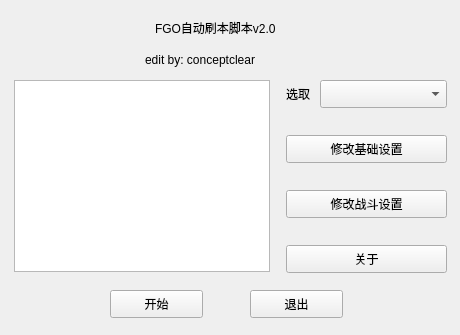
Before: the Qt Designer form qt_fgo_main.ui in conceptclear/gamescript, drawn with Qt 5.
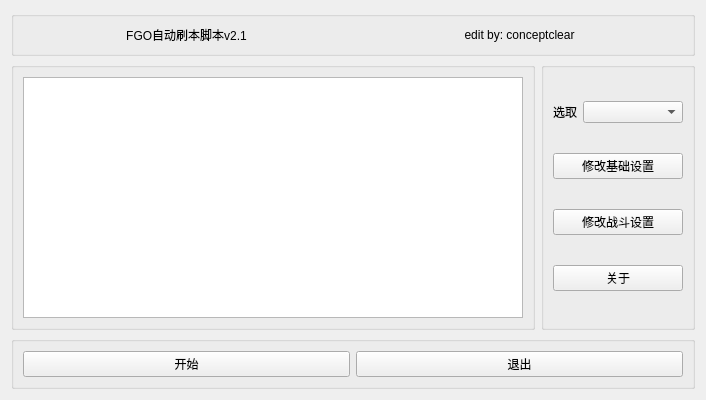
After: the same form once the commit is applied.

What changed in the file:
```diff
--- a/qt_fgo_main.ui
+++ b/qt_fgo_main.ui
@@ -6,137 +6,166 @@
    <rect>
     <x>0</x>
     <y>0</y>
-    <width>460</width>
-    <height>335</height>
+    <width>694</width>
+    <height>400</height>
    </rect>
   </property>
+  <property name="minimumSize">
+   <size>
+    <width>0</width>
+    <height>400</height>
+   </size>
+  </property>
   <property name="windowTitle">
    <string>FGO自动刷本脚本v2.0</string>
   </property>
+  <layout class="QGridLayout" name="gridLayout_4">
+   <item row="0" column="0" colspan="2">
+    <widget class="QGroupBox" name="groupBox">
+     <property name="styleSheet">
+      <string notr="true"/>
+     </property>
+     <property name="title">
+      <string/>
+     </property>
+     <layout class="QGridLayout" name="gridLayout_3">
+      <item row="0" column="0">
   <widget class="QLabel" name="label">
-   <property name="geometry">
-    <rect>
-     <x>155</x>
-     <y>20</y>
-     <width>150</width>
-     <height>16</height>
-    </rect>
+        <property name="layoutDirection">
+         <enum>Qt::LeftToRight</enum>
    </property>
    <property name="text">
-    <string>FGO自动刷本脚本v2.0</string>
-   </property>
-  </widget>
+         <string>FGO自动刷本脚本v2.1</string>
+        </property>
+        <property name="alignment">
+         <set>Qt::AlignCenter</set>
+        </property>
+       </widget>
+      </item>
+      <item row="0" column="1">
+       <widget class="QLabel" name="label_3">
+        <property name="text">
+         <string>edit by: conceptclear</string>
+        </property>
+        <property name="alignment">
+         <set>Qt::AlignCenter</set>
+        </property>
+       </widget>
+      </item>
+     </layout>
+    </widget>
+   </item>
+   <item row="1" column="0">
+    <widget class="QGroupBox" name="groupBox_3">
+     <property name="styleSheet">
+      <string notr="true"/>
+     </property>
+     <property name="title">
+      <string/>
+     </property>
+     <layout class="QGridLayout" name="gridLayout_2">
+      <item row="0" column="0">
+       <widget class="QTextBrowser" name="textBrowser">
+        <property name="minimumSize">
+         <size>
+          <width>500</width>
+          <height>200</height>
+         </size>
+        </property>
+       </widget>
+      </item>
+     </layout>
+    </widget>
+   </item>
+   <item row="1" column="1">
+    <widget class="QGroupBox" name="groupBox_2">
+     <property name="title">
+      <string/>
+     </property>
+     <layout class="QGridLayout" name="gridLayout">
+      <item row="0" column="0">
+       <widget class="QLabel" name="label_2">
+        <property name="text">
+         <string>选取</string>
+        </property>
+       </widget>
+      </item>
+      <item row="0" column="1">
+       <widget class="QComboBox" name="comboBox">
+        <property name="minimumSize">
+         <size>
+          <width>100</width>
+          <height>20</height>
+         </size>
+        </property>
+       </widget>
+      </item>
+      <item row="1" column="0" colspan="2">
   <widget class="QPushButton" name="pushButton">
-   <property name="geometry">
-    <rect>
-     <x>286</x>
-     <y>135</y>
-     <width>161</width>
-     <height>28</height>
-    </rect>
+        <property name="minimumSize">
+         <size>
+          <width>0</width>
+          <height>20</height>
+         </size>
    </property>
    <property name="text">
     <string>修改基础设置</string>
    </property>
   </widget>
+      </item>
+      <item row="2" column="0" colspan="2">
   <widget class="QPushButton" name="pushButton_2">
-   <property name="geometry">
-    <rect>
-     <x>286</x>
-     <y>190</y>
-     <width>161</width>
-     <height>28</height>
-    </rect>
+        <property name="minimumSize">
+         <size>
+          <width>0</width>
+          <height>20</height>
+         </size>
    </property>
    <property name="text">
     <string>修改战斗设置</string>
    </property>
   </widget>
+      </item>
+      <item row="3" column="0" colspan="2">
   <widget class="QPushButton" name="pushButton_3">
-   <property name="geometry">
-    <rect>
-     <x>286</x>
-     <y>245</y>
-     <width>161</width>
-     <height>28</height>
-    </rect>
+        <property name="minimumSize">
+         <size>
+          <width>0</width>
+          <height>20</height>
+         </size>
    </property>
    <property name="text">
     <string>关于</string>
    </property>
   </widget>
-  <widget class="QTextBrowser" name="textBrowser">
-   <property name="geometry">
-    <rect>
-     <x>14</x>
-     <y>80</y>
-     <width>256</width>
-     <height>192</height>
-    </rect>
-   </property>
-  </widget>
-  <widget class="QLabel" name="label_2">
-   <property name="geometry">
-    <rect>
-     <x>286</x>
-     <y>80</y>
-     <width>31</width>
-     <height>28</height>
-    </rect>
-   </property>
-   <property name="text">
-    <string>选取</string>
-   </property>
-  </widget>
-  <widget class="QComboBox" name="comboBox">
-   <property name="geometry">
-    <rect>
-     <x>320</x>
-     <y>80</y>
-     <width>127</width>
-     <height>28</height>
-    </rect>
-   </property>
-  </widget>
-  <widget class="QLabel" name="label_3">
-   <property name="geometry">
-    <rect>
-     <x>145</x>
-     <y>50</y>
-     <width>170</width>
-     <height>20</height>
-    </rect>
-   </property>
-   <property name="text">
-    <string>edit by: conceptclear</string>
-   </property>
-  </widget>
+      </item>
+     </layout>
+    </widget>
+   </item>
+   <item row="2" column="0" colspan="2">
+    <widget class="QGroupBox" name="groupBox_4">
+     <property name="title">
+      <string/>
+     </property>
+     <layout class="QHBoxLayout" name="horizontalLayout">
+      <item>
   <widget class="QPushButton" name="pushButton_4">
-   <property name="geometry">
-    <rect>
-     <x>110</x>
-     <y>290</y>
-     <width>93</width>
-     <height>28</height>
-    </rect>
-   </property>
    <property name="text">
     <string>开始</string>
    </property>
   </widget>
+      </item>
+      <item>
   <widget class="QPushButton" name="pushButton_5">
-   <property name="geometry">
-    <rect>
-     <x>250</x>
-     <y>290</y>
-     <width>93</width>
-     <height>28</height>
-    </rect>
-   </property>
    <property name="text">
     <string>退出</string>
    </property>
   </widget>
+      </item>
+     </layout>
+    </widget>
+   </item>
+  </layout>
  </widget>
  <resources/>
  <connections>
```
Left out of the diff: 2 changed lines with no effect on the pictures. Lines whose indentation alone changed are shown as unchanged.
